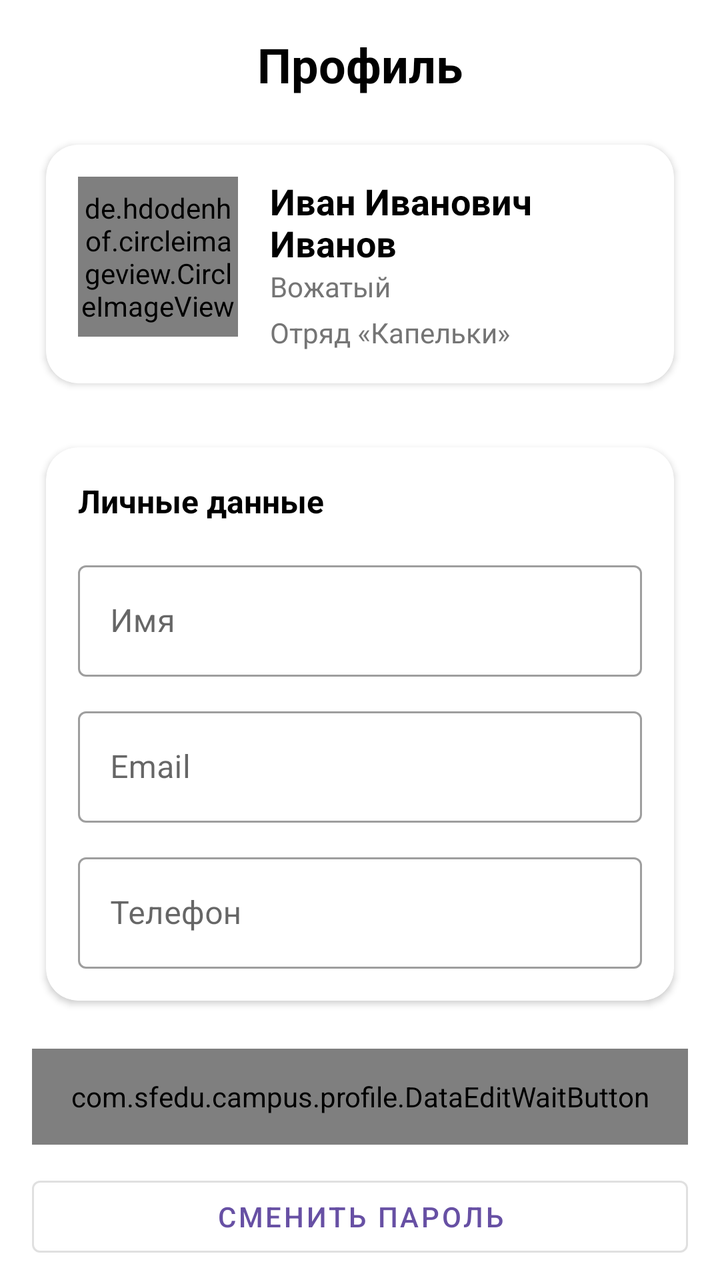
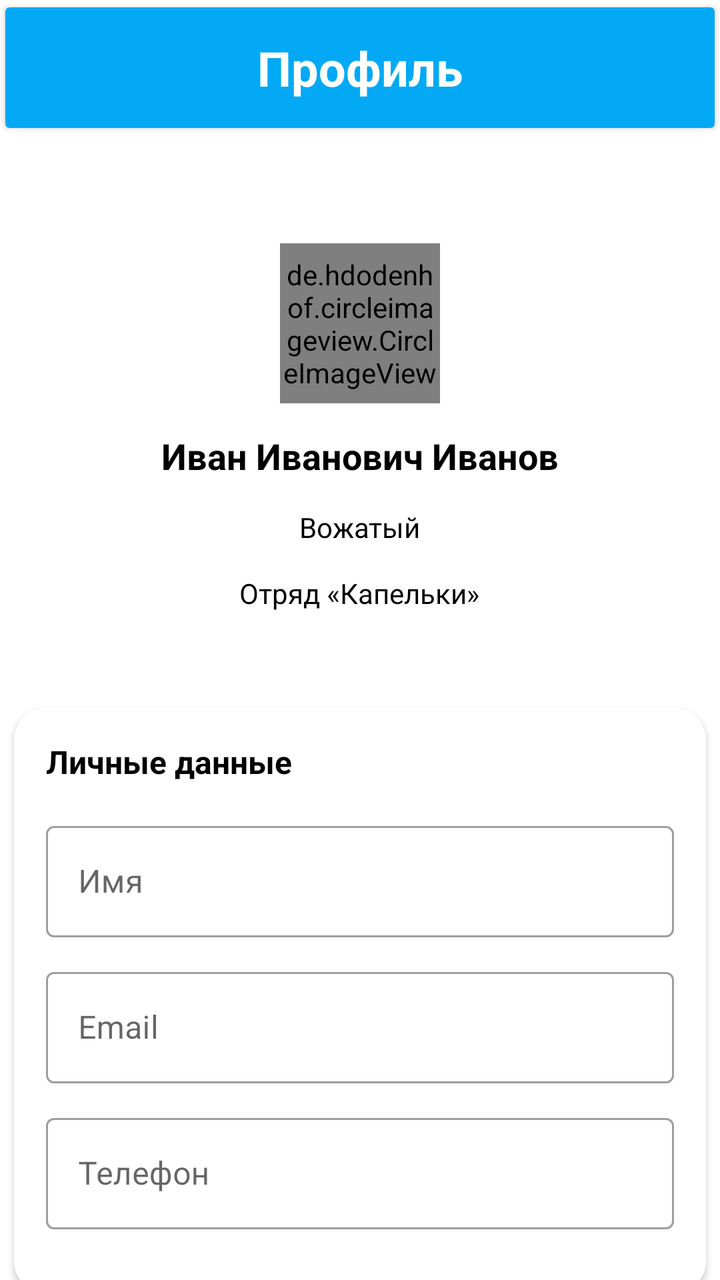

Two renders of the same Android screen: before a commit and after it. Below are the layout's source before the change and the commit's diff.
<!-- AndroidManifest.xml: application theme Theme.CAMPUS -->
<!-- res/layout/fragment_profile.xml -->
<?xml version="1.0" encoding="utf-8"?>
<androidx.core.widget.NestedScrollView
    xmlns:android="http://schemas.android.com/apk/res/android"
    xmlns:app="http://schemas.android.com/apk/res-auto"
    xmlns:tools="http://schemas.android.com/tools"
    android:layout_width="match_parent"
    android:layout_height="match_parent"
    android:fillViewport="true"
    android:background="@android:color/white"
    tools:context=".profile.ProfileFragment">

    <androidx.constraintlayout.widget.ConstraintLayout
        android:layout_width="match_parent"
        android:layout_height="wrap_content"
        android:padding="16dp">

        
        <TextView
            android:id="@+id/tv_header"
            android:layout_width="wrap_content"
            android:layout_height="wrap_content"
            android:text="Профиль"
            android:textSize="24sp"
            android:textStyle="bold"
            android:textColor="@android:color/black"
            app:layout_constraintTop_toTopOf="parent"
            app:layout_constraintStart_toStartOf="parent"
            app:layout_constraintEnd_toEndOf="parent"/>

        
        <androidx.cardview.widget.CardView
            android:id="@+id/cv_top_block"
            android:layout_width="0dp"
            android:layout_height="wrap_content"
            android:layout_marginTop="16dp"
            app:cardCornerRadius="16dp"
            app:cardElevation="2dp"
            app:cardUseCompatPadding="true"
            app:layout_constraintTop_toBottomOf="@id/tv_header"
            app:layout_constraintStart_toStartOf="parent"
            app:layout_constraintEnd_toEndOf="parent">

            <androidx.constraintlayout.widget.ConstraintLayout
                android:layout_width="match_parent"
                android:layout_height="wrap_content"
                android:padding="16dp">

                <de.hdodenhof.circleimageview.CircleImageView
                    android:id="@+id/iv_avatar"
                    android:layout_width="80dp"
                    android:layout_height="80dp"
                    android:src="@drawable/ic_person_placeholder"
                    app:layout_constraintTop_toTopOf="parent"
                    app:layout_constraintStart_toStartOf="parent"
                    app:civ_border_width="2dp"
                    app:civ_border_color="#E0E0E0"/>

                <TextView
                    android:id="@+id/tv_name"
                    android:layout_width="0dp"
                    android:layout_height="wrap_content"
                    android:layout_marginStart="16dp"
                    android:layout_marginEnd="16dp"
                    android:text="Иван Иванович Иванов"
                    android:textSize="18sp"
                    android:textStyle="bold"
                    android:textColor="@android:color/black"
                    app:layout_constraintTop_toTopOf="@id/iv_avatar"
                    app:layout_constraintStart_toEndOf="@id/iv_avatar"
                    app:layout_constraintEnd_toEndOf="parent"/>

                <TextView
                    android:id="@+id/tv_role"
                    android:layout_width="0dp"
                    android:layout_height="wrap_content"
                    android:layout_marginStart="16dp"
                    android:layout_marginEnd="16dp"
                    android:text="Вожатый"
                    android:textSize="14sp"
                    android:textColor="#757575"
                    app:layout_constraintTop_toBottomOf="@id/tv_name"
                    app:layout_constraintStart_toEndOf="@id/iv_avatar"
                    app:layout_constraintEnd_toEndOf="parent"/>

                <TextView
                    android:id="@+id/tv_squad"
                    android:layout_width="0dp"
                    android:layout_height="wrap_content"
                    android:layout_marginStart="16dp"
                    android:layout_marginEnd="16dp"
                    android:layout_marginTop="4dp"
                    android:text="Отряд «Капельки»"
                    android:textSize="14sp"
                    android:textColor="#757575"
                    app:layout_constraintTop_toBottomOf="@id/tv_role"
                    app:layout_constraintStart_toEndOf="@id/iv_avatar"
                    app:layout_constraintEnd_toEndOf="parent"/>

            </androidx.constraintlayout.widget.ConstraintLayout>
        </androidx.cardview.widget.CardView>

        
        <androidx.cardview.widget.CardView
            android:id="@+id/cv_personal_data"
            android:layout_width="0dp"
            android:layout_height="wrap_content"
            android:layout_marginTop="16dp"
            app:cardCornerRadius="16dp"
            app:cardElevation="2dp"
            app:cardUseCompatPadding="true"
            app:layout_constraintTop_toBottomOf="@id/cv_top_block"
            app:layout_constraintStart_toStartOf="parent"
            app:layout_constraintEnd_toEndOf="parent">

            <androidx.constraintlayout.widget.ConstraintLayout
                android:layout_width="match_parent"
                android:layout_height="wrap_content"
                android:padding="16dp">

                <TextView
                    android:id="@+id/tv_personal_data_title"
                    android:layout_width="wrap_content"
                    android:layout_height="wrap_content"
                    android:text="Личные данные"
                    android:textSize="16sp"
                    android:textStyle="bold"
                    android:textColor="@android:color/black"
                    app:layout_constraintTop_toTopOf="parent"
                    app:layout_constraintStart_toStartOf="parent"/>

                
                <com.google.android.material.textfield.TextInputLayout
                    android:id="@+id/til_name"
                    android:layout_width="0dp"
                    android:layout_height="wrap_content"
                    android:layout_marginTop="16dp"
                    android:hint="Имя"
                    app:layout_constraintTop_toBottomOf="@id/tv_personal_data_title"
                    app:layout_constraintStart_toStartOf="parent"
                    app:layout_constraintEnd_toEndOf="parent"
                    style="@style/Widget.MaterialComponents.TextInputLayout.OutlinedBox">

                    <com.google.android.material.textfield.TextInputEditText
                        android:id="@+id/et_name"
                        android:layout_width="match_parent"
                        android:layout_height="wrap_content"
                        android:inputType="textPersonName"
                        android:maxLines="1"/>

                </com.google.android.material.textfield.TextInputLayout>

                
                <com.google.android.material.textfield.TextInputLayout
                    android:id="@+id/til_email"
                    android:layout_width="0dp"
                    android:layout_height="wrap_content"
                    android:layout_marginTop="12dp"
                    android:hint="Email"
                    app:layout_constraintTop_toBottomOf="@id/til_name"
                    app:layout_constraintStart_toStartOf="parent"
                    app:layout_constraintEnd_toEndOf="parent"
                    style="@style/Widget.MaterialComponents.TextInputLayout.OutlinedBox">

                    <com.google.android.material.textfield.TextInputEditText
                        android:id="@+id/et_email"
                        android:layout_width="match_parent"
                        android:layout_height="wrap_content"
                        android:inputType="textEmailAddress"
                        android:maxLines="1"/>

                </com.google.android.material.textfield.TextInputLayout>

                
                <com.google.android.material.textfield.TextInputLayout
                    android:id="@+id/til_phone"
                    android:layout_width="0dp"
                    android:layout_height="wrap_content"
                    android:layout_marginTop="12dp"
                    android:layout_marginBottom="16dp"
                    android:hint="Телефон"
                    app:layout_constraintTop_toBottomOf="@id/til_email"
                    app:layout_constraintStart_toStartOf="parent"
                    app:layout_constraintEnd_toEndOf="parent"
                    style="@style/Widget.MaterialComponents.TextInputLayout.OutlinedBox">

                    <com.google.android.material.textfield.TextInputEditText
                        android:id="@+id/et_phone"
                        android:layout_width="match_parent"
                        android:layout_height="wrap_content"
                        android:inputType="phone"
                        android:maxLines="1"/>

                </com.google.android.material.textfield.TextInputLayout>

            </androidx.constraintlayout.widget.ConstraintLayout>
        </androidx.cardview.widget.CardView>

        
        <com.sfedu.campus.profile.DataEditWaitButton
            android:id="@+id/btn_save_changes"
            android:layout_width="0dp"
            android:layout_height="48dp"
            android:layout_marginTop="16dp"
            android:text="Сохранить изменения"
            android:textSize="14sp"
            android:textStyle="bold"
            android:enabled="false"
            app:layout_constraintTop_toBottomOf="@id/cv_personal_data"
            app:layout_constraintStart_toStartOf="parent"
            app:layout_constraintEnd_toEndOf="parent"
            style="@style/Widget.MaterialComponents.Button.UnelevatedButton"/>

        
        <com.google.android.material.button.MaterialButton
            android:id="@+id/btn_change_password"
            android:layout_width="0dp"
            android:layout_height="48dp"
            android:layout_marginTop="12dp"
            android:text="Сменить пароль"
            android:textSize="14sp"
            app:layout_constraintTop_toBottomOf="@id/btn_save_changes"
            app:layout_constraintStart_toStartOf="parent"
            app:layout_constraintEnd_toEndOf="parent"
            style="@style/Widget.MaterialComponents.Button.OutlinedButton"/>

        
        <com.google.android.material.button.MaterialButton
            android:id="@+id/btn_logout"
            android:layout_width="0dp"
            android:layout_height="48dp"
            android:layout_marginTop="12dp"
            android:text="Выйти из приложения"
            android:textSize="13sp"
            android:textColor="#D32F2F"
            app:layout_constraintTop_toBottomOf="@id/btn_change_password"
            app:layout_constraintStart_toStartOf="parent"
            app:layout_constraintEnd_toEndOf="parent"
            style="@style/Widget.MaterialComponents.Button.TextButton"/>

        
        <TextView
            android:layout_width="wrap_content"
            android:layout_height="wrap_content"
            android:layout_marginTop="24dp"
            android:layout_marginBottom="16dp"
            android:text="Приложение «Лагерь – Вожатый» Версия 1.0.0"
            android:textSize="12sp"
            android:textColor="#9E9E9E"
            android:textAlignment="center"
            app:layout_constraintTop_toBottomOf="@id/btn_logout"
            app:layout_constraintStart_toStartOf="parent"
            app:layout_constraintEnd_toEndOf="parent"/>

        
        <ProgressBar
            android:id="@+id/progress_bar"
            android:layout_width="48dp"
            android:layout_height="48dp"
            android:visibility="gone"
            app:layout_constraintTop_toTopOf="parent"
            app:layout_constraintBottom_toBottomOf="parent"
            app:layout_constraintStart_toStartOf="parent"
            app:layout_constraintEnd_toEndOf="parent"/>

        
        <View
            android:id="@+id/view_overlay"
            android:layout_width="0dp"
            android:layout_height="0dp"
            android:background="#80FFFFFF"
            android:visibility="gone"
            app:layout_constraintTop_toTopOf="parent"
            app:layout_constraintBottom_toBottomOf="parent"
            app:layout_constraintStart_toStartOf="parent"
            app:layout_constraintEnd_toEndOf="parent"/>

    </androidx.constraintlayout.widget.ConstraintLayout>
</androidx.core.widget.NestedScrollView>
<!-- resources referenced by this layout -->
<resources>
  <!-- drawable ic_person_placeholder (drawable) -->
  <?xml version="1.0" encoding="utf-8"?>
  <vector xmlns:android="http://schemas.android.com/apk/res/android"
      android:width="80dp"
      android:height="80dp"
      android:viewportWidth="24"
      android:viewportHeight="24"
      android:tint="#9E9E9E">
      <path
          android:fillColor="@android:color/white"
          android:pathData="M12,12c2.21,0 4,-1.79 4,-4s-1.79,-4 -4,-4 -4,1.79 -4,4 1.79,4 4,4zm0,2c-2.67,0 -8,1.34 -8,4v2h16v-2c0,-2.66 -5.33,-4 -8,-4z"/>
  </vector>
  <style name="Theme.CAMPUS" parent="Base.Theme.CAMPUS" />
  <style name="Base.Theme.CAMPUS" parent="Theme.Material3.Light.NoActionBar">
          <item name="colorSurface">#FFFFFF</item>        
          <item name="colorOnSurface">#000000</item>      
          <item name="colorOnSurfaceVariant">#333333</item> 
      </style>
</resources>

<!-- the commit's change to res/layout/fragment_profile.xml (unified diff, before → after) -->
@@ -9,100 +9,40 @@
     android:background="@android:color/white"
     tools:context=".profile.ProfileFragment">
 
-    <androidx.constraintlayout.widget.ConstraintLayout
+    <LinearLayout
         android:layout_width="match_parent"
         android:layout_height="wrap_content"
-        android:padding="16dp">
-
-        
-        <TextView
-            android:id="@+id/tv_header"
-            android:layout_width="wrap_content"
-            android:layout_height="wrap_content"
-            android:text="Профиль"
-            android:textSize="24sp"
-            android:textStyle="bold"
-            android:textColor="@android:color/black"
-            app:layout_constraintTop_toTopOf="parent"
-            app:layout_constraintStart_toStartOf="parent"
-            app:layout_constraintEnd_toEndOf="parent"/>
+        android:orientation="vertical">
 
         
         <androidx.cardview.widget.CardView
             android:id="@+id/cv_top_block"
-            android:layout_width="0dp"
-            android:layout_height="wrap_content"
-            android:layout_marginTop="16dp"
-            app:cardCornerRadius="16dp"
-            app:cardElevation="2dp"
+            android:layout_width="match_parent"
+            android:layout_height="wrap_content"
             app:cardUseCompatPadding="true"
-            app:layout_constraintTop_toBottomOf="@id/tv_header"
-            app:layout_constraintStart_toStartOf="parent"
-            app:layout_constraintEnd_toEndOf="parent">
-
-            <androidx.constraintlayout.widget.ConstraintLayout
-                android:layout_width="match_parent"
+            android:orientation="vertical"
+            app:cardBackgroundColor="@color/header_background"
+            >
+
+            
+            <TextView
+                android:id="@+id/tv_header"
+                android:layout_width="wrap_content"
                 android:layout_height="wrap_content"
-                android:padding="16dp">
-
-                <de.hdodenhof.circleimageview.CircleImageView
-                    android:id="@+id/iv_avatar"
-                    android:layout_width="80dp"
-                    android:layout_height="80dp"
-                    android:src="@drawable/ic_person_placeholder"
-                    app:layout_constraintTop_toTopOf="parent"
-                    app:layout_constraintStart_toStartOf="parent"
-                    app:civ_border_width="2dp"
-                    app:civ_border_color="#E0E0E0"/>
-
-                <TextView
-                    android:id="@+id/tv_name"
-                    android:layout_width="0dp"
-                    android:layout_height="wrap_content"
-                    android:layout_marginStart="16dp"
-                    android:layout_marginEnd="16dp"
-                    android:text="Иван Иванович Иванов"
-                    android:textSize="18sp"
-                    android:textStyle="bold"
-                    android:textColor="@android:color/black"
-                    app:layout_constraintTop_toTopOf="@id/iv_avatar"
-                    app:layout_constraintStart_toEndOf="@id/iv_avatar"
-                    app:layout_constraintEnd_toEndOf="parent"/>
-
-                <TextView
-                    android:id="@+id/tv_role"
-                    android:layout_width="0dp"
-                    android:layout_height="wrap_content"
-                    android:layout_marginStart="16dp"
-                    android:layout_marginEnd="16dp"
-                    android:text="Вожатый"
-                    android:textSize="14sp"
-                    android:textColor="#757575"
-                    app:layout_constraintTop_toBottomOf="@id/tv_name"
-                    app:layout_constraintStart_toEndOf="@id/iv_avatar"
-                    app:layout_constraintEnd_toEndOf="parent"/>
-
-                <TextView
-                    android:id="@+id/tv_squad"
-                    android:layout_width="0dp"
-                    android:layout_height="wrap_content"
-                    android:layout_marginStart="16dp"
-                    android:layout_marginEnd="16dp"
-                    android:layout_marginTop="4dp"
-                    android:text="Отряд «Капельки»"
-                    android:textSize="14sp"
-                    android:textColor="#757575"
-                    app:layout_constraintTop_toBottomOf="@id/tv_role"
-                    app:layout_constraintStart_toEndOf="@id/iv_avatar"
-                    app:layout_constraintEnd_toEndOf="parent"/>
-
-            </androidx.constraintlayout.widget.ConstraintLayout>
+                android:text="Профиль"
+                android:textSize="24sp"
+                android:textStyle="bold"
+                android:textColor="@android:color/white"
+                android:layout_marginTop="14dp"
+                android:layout_marginBottom="14dp"
+                android:layout_gravity="center"/>
         </androidx.cardview.widget.CardView>
 
+
         
         <androidx.cardview.widget.CardView
-            android:id="@+id/cv_personal_data"
-            android:layout_width="0dp"
+            android:id="@+id/cv_top_data"
+            android:layout_width="match_parent"
             android:layout_height="wrap_content"
             android:layout_marginTop="16dp"
             app:cardCornerRadius="16dp"
@@ -111,11 +51,80 @@
             app:layout_constraintTop_toBottomOf="@id/cv_top_block"
             app:layout_constraintStart_toStartOf="parent"
             app:layout_constraintEnd_toEndOf="parent">
-
-            <androidx.constraintlayout.widget.ConstraintLayout
+            <LinearLayout
                 android:layout_width="match_parent"
                 android:layout_height="wrap_content"
-                android:padding="16dp">
+                android:padding="16dp"
+                android:orientation="vertical">
+
+                <de.hdodenhof.circleimageview.CircleImageView
+                    android:id="@+id/iv_avatar"
+                    android:layout_width="80dp"
+                    android:layout_height="80dp"
+                    android:layout_marginTop="14dp"
+                    android:src="@drawable/ic_person_placeholder"
+                    app:civ_border_width="2dp"
+                    app:civ_border_color="#E0E0E0"
+                    android:layout_gravity="center"/>
+
+                <TextView
+                    android:id="@+id/tv_name"
+                    android:layout_width="wrap_content"
+                    android:layout_height="wrap_content"
+                    android:layout_marginStart="16dp"
+                    android:layout_marginEnd="16dp"
+                    android:layout_marginTop="14dp"
+                    android:text="Иван Иванович Иванов"
+                    android:textSize="18sp"
+                    android:textStyle="bold"
+                    android:textColor="@android:color/black"
+                    android:layout_gravity="center"/>
+
+                <TextView
+                    android:id="@+id/tv_role"
+                    android:layout_width="wrap_content"
+                    android:layout_height="wrap_content"
+                    android:layout_marginStart="16dp"
+                    android:layout_marginEnd="16dp"
+                    android:layout_marginTop="14dp"
+                    android:text="Вожатый"
+                    android:textSize="14sp"
+                    android:textColor="@color/black"
+                    android:layout_gravity="center"/>
+
+                <TextView
+                    android:id="@+id/tv_squad"
+                    android:layout_width="wrap_content"
+                    android:layout_height="wrap_content"
+                    android:layout_marginStart="16dp"
+                    android:layout_marginEnd="16dp"
+                    android:layout_marginTop="14dp"
+                    android:text="Отряд «Капельки»"
+                    android:textSize="14sp"
+                    android:textColor="@color/black"
+                    android:layout_gravity="center"/>
+
+            </LinearLayout>
+        </androidx.cardview.widget.CardView>
+
+        
+        <androidx.cardview.widget.CardView
+            android:id="@+id/cv_personal_data"
+            android:layout_width="match_parent"
+            android:layout_height="wrap_content"
+            android:layout_marginTop="16dp"
+            app:cardCornerRadius="16dp"
+            app:cardElevation="2dp"
+            app:cardUseCompatPadding="true"
+            app:layout_constraintTop_toBottomOf="@id/cv_top_block"
+            app:layout_constraintStart_toStartOf="parent"
+            app:layout_constraintEnd_toEndOf="parent">
+
+            <LinearLayout
+                android:layout_width="match_parent"
+                android:layout_height="wrap_content"
+                android:padding="16dp"
+                android:orientation="vertical">
 
                 <TextView
                     android:id="@+id/tv_personal_data_title"
@@ -131,7 +140,7 @@
                 
                 <com.google.android.material.textfield.TextInputLayout
                     android:id="@+id/til_name"
-                    android:layout_width="0dp"
+                    android:layout_width="match_parent"
                     android:layout_height="wrap_content"
                     android:layout_marginTop="16dp"
                     android:hint="Имя"
@@ -152,7 +161,7 @@
                 
                 <com.google.android.material.textfield.TextInputLayout
                     android:id="@+id/til_email"
-                    android:layout_width="0dp"
+                    android:layout_width="match_parent"
                     android:layout_height="wrap_content"
                     android:layout_marginTop="12dp"
                     android:hint="Email"
@@ -173,7 +182,7 @@
                 
                 <com.google.android.material.textfield.TextInputLayout
                     android:id="@+id/til_phone"
-                    android:layout_width="0dp"
+                    android:layout_width="match_parent"
                     android:layout_height="wrap_content"
                     android:layout_marginTop="12dp"
                     android:layout_marginBottom="16dp"
@@ -192,13 +201,13 @@
 
                 </com.google.android.material.textfield.TextInputLayout>
 
-            </androidx.constraintlayout.widget.ConstraintLayout>
+            </LinearLayout>
         </androidx.cardview.widget.CardView>
 
         
         <com.sfedu.campus.profile.DataEditWaitButton
             android:id="@+id/btn_save_changes"
-            android:layout_width="0dp"
+            android:layout_width="match_parent"
             android:layout_height="48dp"
             android:layout_marginTop="16dp"
             android:text="Сохранить изменения"
@@ -213,7 +222,7 @@
         
         <com.google.android.material.button.MaterialButton
             android:id="@+id/btn_change_password"
-            android:layout_width="0dp"
+            android:layout_width="match_parent"
             android:layout_height="48dp"
             android:layout_marginTop="12dp"
             android:text="Сменить пароль"
@@ -226,7 +235,7 @@
         
         <com.google.android.material.button.MaterialButton
             android:id="@+id/btn_logout"
-            android:layout_width="0dp"
+            android:layout_width="match_parent"
             android:layout_height="48dp"
             android:layout_marginTop="12dp"
             android:text="Выйти из приложения"
@@ -247,6 +256,7 @@
             android:textSize="12sp"
             android:textColor="#9E9E9E"
             android:textAlignment="center"
+            android:layout_gravity="center"
             app:layout_constraintTop_toBottomOf="@id/btn_logout"
             app:layout_constraintStart_toStartOf="parent"
             app:layout_constraintEnd_toEndOf="parent"/>
@@ -274,5 +284,5 @@
             app:layout_constraintStart_toStartOf="parent"
             app:layout_constraintEnd_toEndOf="parent"/>
 
-    </androidx.constraintlayout.widget.ConstraintLayout>
+    </LinearLayout>
 </androidx.core.widget.NestedScrollView>
<!-- resource entries referenced after the edit -->
@@ -1,5 +1,7 @@
 <!-- resources referenced by this layout -->
 <resources>
+  <color name="black">#FF000000</color>
+  <color name="header_background">#03A9F4</color>"
   <!-- drawable ic_person_placeholder (drawable) -->
   <?xml version="1.0" encoding="utf-8"?>
   <vector xmlns:android="http://schemas.android.com/apk/res/android"
